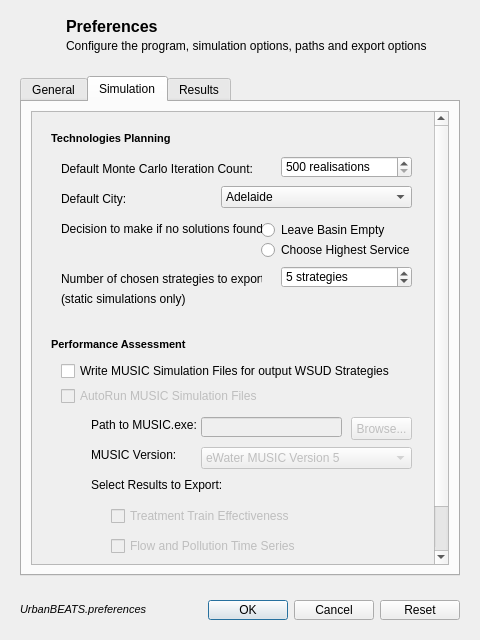
Before: the Qt Designer form preferencesdialog.ui in petermbach/urbanbeats-legacy, drawn with Qt 5.
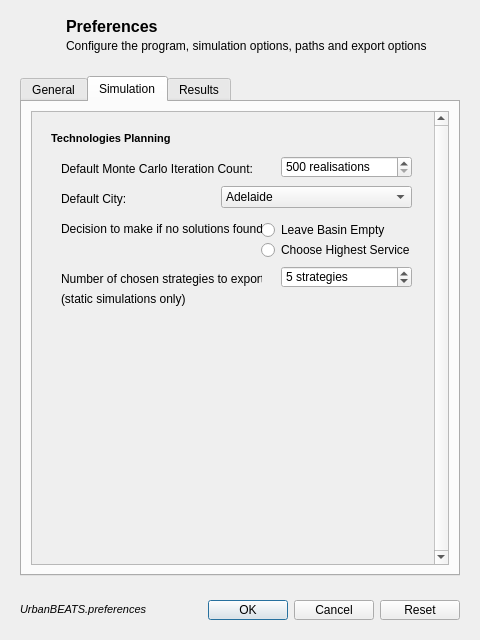
After: the same form once the commit is applied. The open tabs and pages were chosen to show the change. Icons and pictures are not drawn.

Commit message: Removed all MUSIC references in the preferences Menu and added it to the Performance Assessment GUI. Also connected GUI with core using the guic file.

Patch:
```diff
--- a/preferencesdialog.ui
+++ b/preferencesdialog.ui
@@ -214,7 +214,7 @@
                <x>0</x>
                <y>0</y>
                <width>401</width>
-               <height>504</height>
+               <height>458</height>
               </rect>
              </property>
              <layout class="QVBoxLayout" name="verticalLayout_7">
@@ -423,188 +423,6 @@
                 </widget>
                </widget>
               </item>
-              <item>
-               <widget class="QWidget" name="widget_3" native="true">
-                <property name="minimumSize">
-                 <size>
-                  <width>0</width>
-                  <height>280</height>
-                 </size>
-                </property>
-                <widget class="QLineEdit" name="perf_musicpath_box">
-                 <property name="enabled">
-                  <bool>false</bool>
-                 </property>
-                 <property name="geometry">
-                  <rect>
-                   <x>160</x>
-                   <y>90</y>
-                   <width>141</width>
-                   <height>20</height>
-                  </rect>
-                 </property>
-                </widget>
-                <widget class="QLabel" name="perf_musicpath_lbl">
-                 <property name="geometry">
-                  <rect>
-                   <x>50</x>
-                   <y>90</y>
-                   <width>141</width>
-                   <height>16</height>
-                  </rect>
-                 </property>
-                 <property name="text">
-                  <string>Path to MUSIC.exe:</string>
-                 </property>
-                </widget>
-                <widget class="QCheckBox" name="perf_tte_check">
-                 <property name="enabled">
-                  <bool>false</bool>
-                 </property>
-                 <property name="geometry">
-                  <rect>
-                   <x>70</x>
-                   <y>180</y>
-                   <width>221</width>
-                   <height>18</height>
-                  </rect>
-                 </property>
-                 <property name="text">
-                  <string>Treatment Train Effectiveness</string>
-                 </property>
-                </widget>
-                <widget class="QPushButton" name="perf_musicpath_browse">
-                 <property name="enabled">
-                  <bool>false</bool>
-                 </property>
-                 <property name="geometry">
-                  <rect>
-                   <x>310</x>
-                   <y>90</y>
-                   <width>61</width>
-                   <height>23</height>
-                  </rect>
-                 </property>
-                 <property name="text">
-                  <string>Browse...</string>
-                 </property>
-                </widget>
-                <widget class="QLabel" name="perf_musicver_lbl">
-                 <property name="geometry">
-                  <rect>
-                   <x>50</x>
-                   <y>120</y>
-                   <width>141</width>
-                   <height>16</height>
-                  </rect>
-                 </property>
-                 <property name="text">
-                  <string>MUSIC Version:</string>
-                 </property>
-                </widget>
-                <widget class="QLabel" name="perf_export_lbl">
-                 <property name="geometry">
-                  <rect>
-                   <x>50</x>
-                   <y>150</y>
-                   <width>141</width>
-                   <height>16</height>
-                  </rect>
-                 </property>
-                 <property name="text">
-                  <string>Select Results to Export:</string>
-                 </property>
-                </widget>
-                <widget class="QComboBox" name="perf_musicvercombo">
-                 <property name="enabled">
-                  <bool>false</bool>
-                 </property>
-                 <property name="geometry">
-                  <rect>
-                   <x>160</x>
-                   <y>120</y>
-                   <width>211</width>
-                   <height>22</height>
-                  </rect>
-                 </property>
-                 <item>
-                  <property name="text">
-                   <string>eWater MUSIC Version 5</string>
-                  </property>
-                 </item>
-                 <item>
-                  <property name="text">
-                   <string>eWater MUSIC Version 6</string>
-                  </property>
-                 </item>
-                </widget>
-                <widget class="QLabel" name="perfassess_options">
-                 <property name="geometry">
-                  <rect>
-                   <x>10</x>
-                   <y>10</y>
-                   <width>171</width>
-                   <height>16</height>
-                  </rect>
-                 </property>
-                 <property name="text">
-                  <string>&lt;!DOCTYPE HTML PUBLIC &quot;-//W3C//DTD HTML 4.0//EN&quot; &quot;http://www.w3.org/TR/REC-html40/strict.dtd&quot;&gt;
-&lt;html&gt;&lt;head&gt;&lt;meta name=&quot;qrichtext&quot; content=&quot;1&quot; /&gt;&lt;style type=&quot;text/css&quot;&gt;
-p, li { white-space: pre-wrap; }
-&lt;/style&gt;&lt;/head&gt;&lt;body style=&quot; font-family:'MS Shell Dlg 2'; font-size:8.25pt; font-weight:400; font-style:normal;&quot;&gt;
-&lt;p style=&quot; margin-top:0px; margin-bottom:0px; margin-left:0px; margin-right:0px; -qt-block-indent:0; text-indent:0px;&quot;&gt;&lt;span style=&quot; font-size:8pt; font-weight:600;&quot;&gt;Performance Assessment&lt;/span&gt;&lt;/p&gt;&lt;/body&gt;&lt;/html&gt;</string>
-                 </property>
-                </widget>
-                <widget class="QCheckBox" name="perf_musicauto_check">
-                 <property name="enabled">
-                  <bool>false</bool>
-                 </property>
-                 <property name="geometry">
-                  <rect>
-                   <x>20</x>
-                   <y>60</y>
-                   <width>311</width>
-                   <height>18</height>
-                  </rect>
-                 </property>
-                 <property name="text">
-                  <string>AutoRun MUSIC Simulation Files</string>
-                 </property>
-                </widget>
-                <widget class="QCheckBox" name="perf_flux_check">
-                 <property name="enabled">
-                  <bool>false</bool>
-                 </property>
-                 <property name="geometry">
-                  <rect>
-                   <x>70</x>
-                   <y>210</y>
-                   <width>211</width>
-                   <height>18</height>
-                  </rect>
-                 </property>
-                 <property name="text">
-                  <string>Flow and Pollution Time Series</string>
-                 </property>
-                </widget>
-                <widget class="QCheckBox" name="perf_writeMUSICcheck">
-                 <property name="enabled">
-                  <bool>true</bool>
-                 </property>
-                 <property name="geometry">
-                  <rect>
-                   <x>20</x>
-                   <y>35</y>
-                   <width>341</width>
-                   <height>18</height>
-                  </rect>
-                 </property>
-                 <property name="text">
-                  <string>Write MUSIC Simulation Files for output WSUD Strategies</string>
-                 </property>
-                </widget>
-               </widget>
-              </item>
              </layout>
             </widget>
            </widget>
```
Left out of the diff: 7 changed lines with no effect on the pictures. The commit also changes 3 other files.
